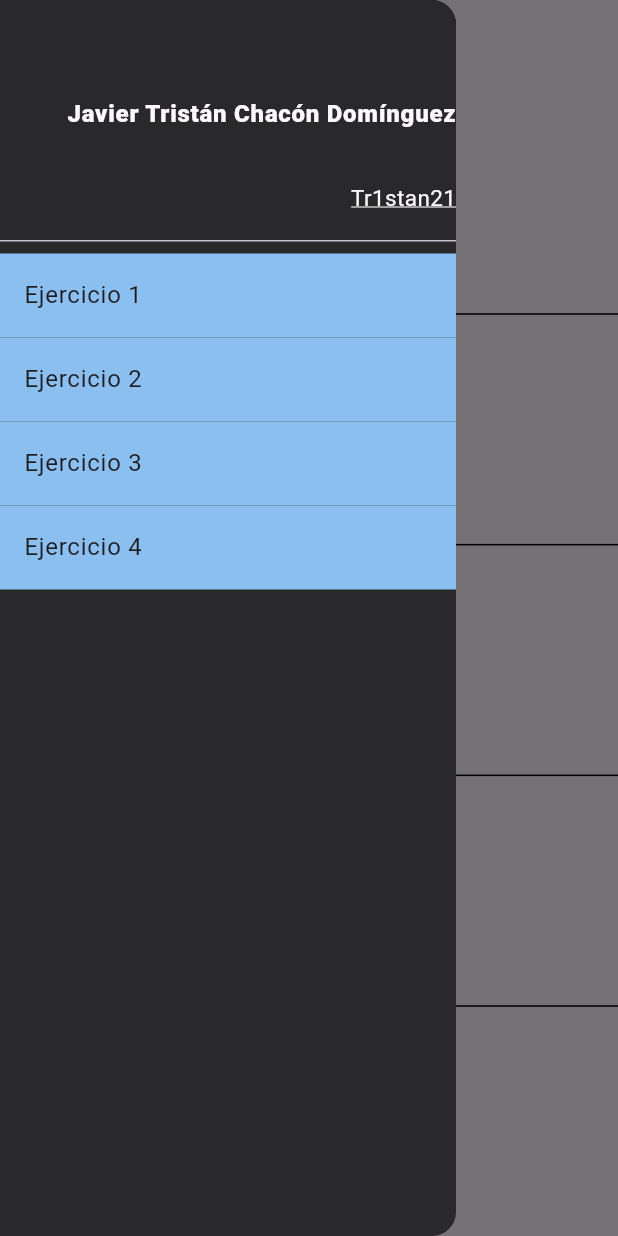
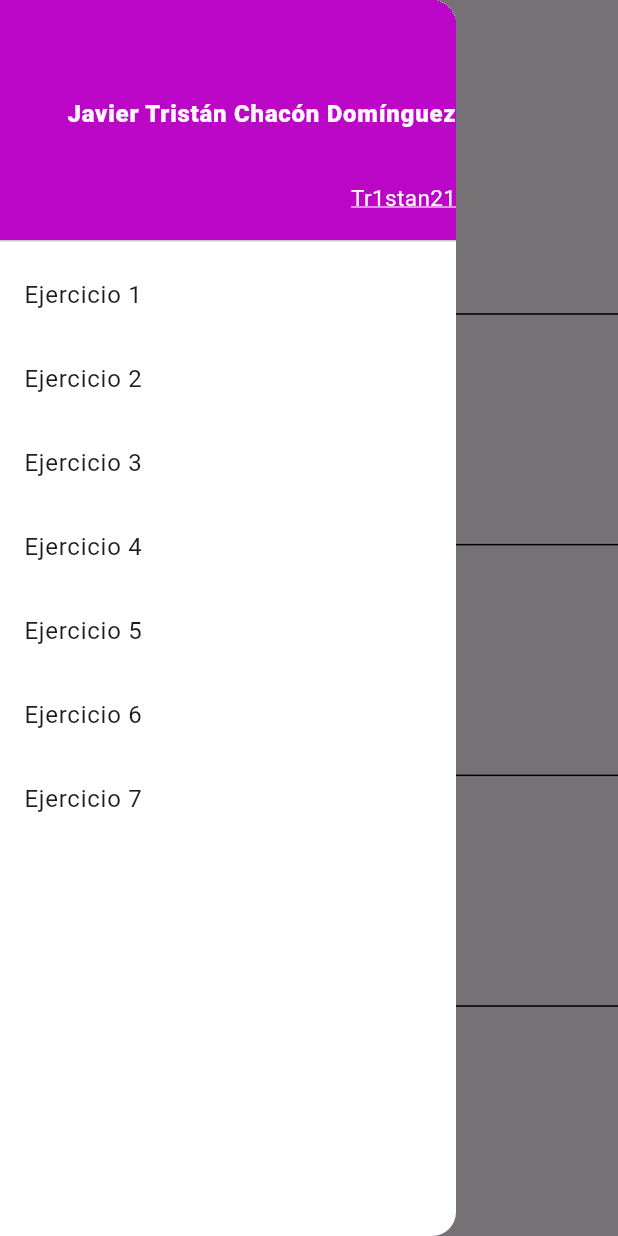
Before and after one commit to Tr1stan21/FlutterProjects_JavierTristanChaconDominguez, a Flutter app: the CincoImagenesFilas screen opened directly, with the side drawer open, on a phone screen of 412 x 824 dp. Run offline on Flutter 3.47's test engine with Material 3 defaults, Android fonts, the light colour scheme and no system bars; our stand-ins replace google_fonts, readmore; network calls fail.

Commit message:
Hasta ejercicio 7

```diff
--- a/lib/screens/ejercicio2.dart
+++ b/lib/screens/ejercicios/ejercicio2.dart
@@ -7,7 +7,7 @@ class TextoImagen extends StatelessWidget {
   @override
   Widget build(BuildContext context) {
     return Scaffold(
-      appBar: AppBar(title: const Text('Información Personal')),
+      appBar: AppBar(title: const Text('Nombre e imagen')),
       drawer: const SideMenu(),
       body: Center(
         child: Column(
--- a/lib/screens/ejercicio4.dart
+++ b/lib/screens/ejercicios/ejercicio4.dart
@@ -7,7 +7,7 @@ class CincoImagenesFilas extends StatelessWidget {
   @override
   Widget build(BuildContext context) {
     return Scaffold(
-      appBar: AppBar(title: const Text('Información Personal')),
+      appBar: AppBar(title: const Text('Cinco Iconos en Filas')),
       drawer: const SideMenu(),
       body: Center(
         child: Column(
--- a/lib/utils/side_menu.dart
+++ b/lib/utils/side_menu.dart
@@ -1,8 +1,11 @@
 import 'package:flutter/material.dart';
-import 'package:ejercicios_flutter/screens/ejercicio1.dart';
-import 'package:ejercicios_flutter/screens/ejercicio2.dart';
-import 'package:ejercicios_flutter/screens/ejercicio3.dart';
-import 'package:ejercicios_flutter/screens/ejercicio4.dart';
+import 'package:ejercicios_flutter/screens/ejercicios/ejercicio1.dart';
+import 'package:ejercicios_flutter/screens/ejercicios/ejercicio2.dart';
+import 'package:ejercicios_flutter/screens/ejercicios/ejercicio3.dart';
+import 'package:ejercicios_flutter/screens/ejercicios/ejercicio4.dart';
+import 'package:ejercicios_flutter/screens/ejercicios/ejercicio5.dart';
+import 'package:ejercicios_flutter/screens/ejercicios/ejercicio6.dart';
+import 'package:ejercicios_flutter/screens/ejercicios/ejercicio7.dart';
 import 'package:url_launcher/url_launcher.dart';
 
 class SideMenu extends StatelessWidget {
@@ -10,13 +13,14 @@ class SideMenu extends StatelessWidget {
 
   @override
   Widget build(BuildContext context) {
+    const Color white = Color.fromARGB(255, 255, 255, 255);
     return Drawer(
-      backgroundColor: const Color.fromARGB(255, 41, 40, 43),
+      backgroundColor: white,
       child: ListView(
         padding: EdgeInsets.zero,
         children: <Widget>[
           UserAccountsDrawerHeader(
-            decoration: BoxDecoration(color: Color.fromARGB(255, 41, 40, 43)),
+            decoration: BoxDecoration(color: Color.fromARGB(255, 187, 6, 200)),
             accountName: Align(
               alignment: Alignment.centerRight,
               child: Text(
@@ -35,7 +39,7 @@ class SideMenu extends StatelessWidget {
                   style: TextStyle(
                     fontSize: 15,
                     decoration: TextDecoration.underline,
-                    decorationColor: Color.fromARGB(255, 255, 255, 255),
+                    decorationColor: white,
                   ),
                 ),
                 onTap: () async {
@@ -61,7 +65,7 @@ class SideMenu extends StatelessWidget {
           ),
           Ink(
             // Widget para aplicar color de fondo y efectos táctiles
-            color: const Color.fromARGB(255, 139, 191, 240),
+            color: white,
             child: ListTile(
               title: const Text("Ejercicio 1"),
               onTap: () {
@@ -77,7 +81,7 @@ class SideMenu extends StatelessWidget {
             ),
           ),
           Ink(
-            color: const Color.fromARGB(255, 139, 191, 240),
+            color: white,
             child: ListTile(
               title: const Text("Ejercicio 2"),
               onTap: () {
@@ -91,7 +95,7 @@ class SideMenu extends StatelessWidget {
             ),
           ),
           Ink(
-            color: const Color.fromARGB(255, 139, 191, 240),
+            color: white,
             child: ListTile(
               title: const Text("Ejercicio 3"),
               onTap: () {
@@ -106,7 +110,7 @@ class SideMenu extends StatelessWidget {
             ),
           ),
           Ink(
-            color: const Color.fromARGB(255, 139, 191, 240),
+            color: white,
             child: ListTile(
               title: const Text("Ejercicio 4"),
               onTap: () {
@@ -120,6 +124,50 @@ class SideMenu extends StatelessWidget {
               },
             ),
           ),
+          Ink(
+            color: white,
+            child: ListTile(
+              title: const Text("Ejercicio 5"),
+              onTap: () {
+                Navigator.of(context).pop();
+                Navigator.of(context).push(
+                  MaterialPageRoute(
+                    builder: (BuildContext context) =>
+                        const CincoImagenesColumnas(),
+                  ),
+                );
+              },
+            ),
+          ),
+          Ink(
+            color: white,
+            child: ListTile(
+              title: const Text("Ejercicio 6"),
+              onTap: () {
+                Navigator.of(context).pop();
+                Navigator.of(context).push(
+                  MaterialPageRoute(
+                    builder: (BuildContext context) => const DesbordadoTextos(),
+                  ),
+                );
+              },
+            ),
+          ),
+          Ink(
+            color: white,
+            child: ListTile(
+              title: const Text("Ejercicio 7"),
+              onTap: () {
+                Navigator.of(context).pop();
+                Navigator.of(context).push(
+                  MaterialPageRoute(
+                    builder: (BuildContext context) =>
+                        const TresImagenesFilas(),
+                  ),
+                );
+              },
+            ),
+          ),
         ],
       ),
     );
```
Also changed, not shown: lib/screens/ejercicios/ejercicio5.dart (added, +58 -0 lines), lib/screens/ejercicios/ejercicio6.dart (added, +62 -0 lines), lib/screens/ejercicios/ejercicio7.dart (added, +45 -0 lines), pubspec.yaml (+11 -0 lines), assets/img/paisajeEj7.jpeg (added), lib/screens/ejercicios/ejercicio1.dart (renamed from lib/screens/ejercicio1.dart), lib/screens/ejercicios/ejercicio3.dart (renamed from lib/screens/ejercicio3.dart), pubspec.lock.
